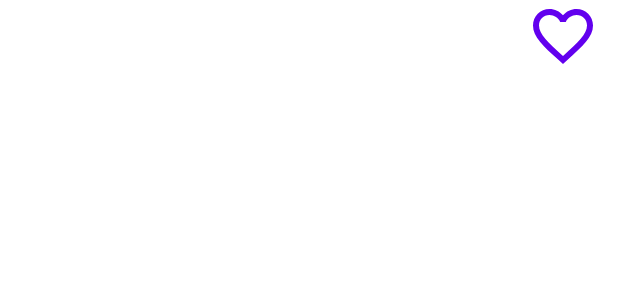
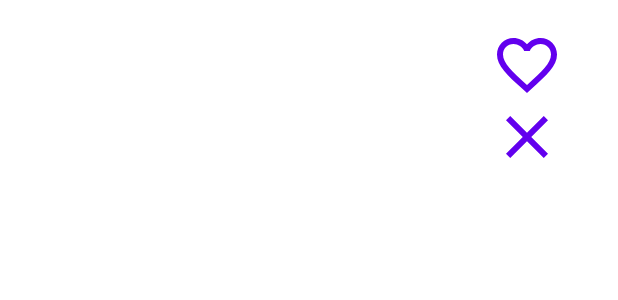
Before and after one commit to joanjerezt/TranslateOCR, an Android app: the layout fragment_history.xml on its own in the app's theme, with its tools: preview values and no code run, on a phone screen of 412 x 824 dp. Shown: the top 300 px of the screen. Run offline under Robolectric (Android 15) with nearby library versions, the phone set to English and light mode, and no system bars.

Commit message:
History Fragment FINAL

```diff
--- a/app/src/main/res/layout/fragment_history.xml
+++ b/app/src/main/res/layout/fragment_history.xml
@@ -1,46 +1,86 @@
 <?xml version="1.0" encoding="utf-8"?>
 <androidx.constraintlayout.widget.ConstraintLayout xmlns:android="http://schemas.android.com/apk/res/android"
-    xmlns:app="http://schemas.android.com/apk/res-auto"
     xmlns:tools="http://schemas.android.com/tools"
     android:layout_width="match_parent"
-    android:layout_height="match_parent"
+    android:layout_height="wrap_content"
     tools:context=".ui.history.HistoryFragment">
 
-    <TextView
-            android:id="@+id/original_text"
-            android:layout_width="50dp"
+
+    <LinearLayout
+        android:layout_width="match_parent"
+        android:layout_height="match_parent"
+        android:orientation="vertical">
+
+        <LinearLayout
+            android:layout_width="match_parent"
+            android:layout_height="match_parent"
+            android:orientation="horizontal">
+
+            <TextView
+                android:id="@+id/date_entry"
+                android:layout_width="match_parent"
+                android:layout_height="wrap_content"
+                android:textAlignment="gravity" />
+
+        </LinearLayout>
+
+        <LinearLayout
+            android:layout_width="match_parent"
             android:layout_height="wrap_content"
-            android:textAlignment="center"
-            app:layout_constraintTop_toTopOf="parent"
-            app:layout_constraintEnd_toStartOf="@+id/translated_text"
-            app:layout_constraintStart_toStartOf="parent" />
+            android:orientation="horizontal"
+            android:weightSum="1">
 
-    <TextView
-            android:id="@+id/translated_text"
-            android:layout_width="50dp"
+            <TextView
+                android:id="@+id/flag_orig"
+                android:layout_width="0dp"
+                android:layout_height="wrap_content"
+                android:layout_weight="0.15"/>
+
+            <TextView
+                android:id="@+id/original_text"
+                android:layout_width="0dp"
+                android:layout_height="wrap_content"
+                android:textAlignment="gravity"
+                android:layout_weight="0.75"/>
+
+            <Button
+                android:id="@+id/favourite"
+                android:layout_width="48dp"
+                android:layout_height="48dp"
+                android:background="@drawable/baseline_favorite_border_24"
+                android:contentDescription="@string/title_favorites" />
+
+
+
+        </LinearLayout>
+
+        <LinearLayout
+            android:layout_width="match_parent"
             android:layout_height="wrap_content"
-            android:textAlignment="center"
-            app:layout_constraintEnd_toStartOf="@+id/date_entry"
-            app:layout_constraintStart_toEndOf="@+id/original_text"
-            app:layout_constraintTop_toTopOf="parent" />
+            android:orientation="horizontal"
+            android:weightSum="1">
 
-    <TextView
-            android:id="@+id/date_entry"
-            android:layout_width="200dp"
-            android:layout_height="wrap_content"
-            android:textAlignment="center"
-            app:layout_constraintEnd_toStartOf="@+id/favourite"
-            app:layout_constraintStart_toEndOf="@+id/translated_text"
-            app:layout_constraintTop_toTopOf="parent" />
+            <TextView
+                android:id="@+id/flag_dest"
+                android:layout_width="0dp"
+                android:layout_height="wrap_content"
+                android:layout_weight="0.15"/>
 
-    <Button
-            android:id="@+id/favourite"
-            android:layout_width="48dp"
-            android:layout_height="48dp"
-            android:background="@drawable/baseline_favorite_border_24"
-            android:contentDescription="@string/title_favorites"
-            app:layout_constraintEnd_toEndOf="parent"
-            app:layout_constraintStart_toEndOf="@+id/date_entry"
-            app:layout_constraintTop_toTopOf="parent" />
+            <TextView
+                android:id="@+id/translated_text"
+                android:layout_height="wrap_content"
+                android:textAlignment="gravity"
+                android:layout_weight="0.75"
+                android:layout_width="0dp"/>
+
+            <Button
+                android:id="@+id/remove"
+                android:layout_width="48dp"
+                android:layout_height="48dp"
+                android:background="@drawable/baseline_close_24"
+                android:contentDescription="@string/title_remove" />
+        </LinearLayout>
+    </LinearLayout>
+
 
 </androidx.constraintlayout.widget.ConstraintLayout>
--- a/app/src/main/res/values/strings.xml
+++ b/app/src/main/res/values/strings.xml
@@ -54,4 +54,6 @@
     <string name="original_text">Original text</string>
     <string name="translated_text">Translated text</string>
     <string name="exchange">Exchange languages</string>
+    <string name="title_remove">Remove entry</string>
+    <string name="countries_flags">Countries flags</string>
 </resources>
```
Also changed, not shown: app/src/main/java/edu/uoc/jjerezt/translateocr/runtime/db/EntryRepository.kt (+8 -0 lines), app/src/main/java/edu/uoc/jjerezt/translateocr/runtime/db/EntryViewModel.kt (+9 -0 lines), app/src/main/java/edu/uoc/jjerezt/translateocr/runtime/dict/Language.kt (+95 -2 lines), app/src/main/java/edu/uoc/jjerezt/translateocr/ui/history/HistoryFragment.kt (+19 -9 lines), app/src/main/java/edu/uoc/jjerezt/translateocr/ui/history/MyHistoryRecyclerViewAdapter.kt (+86 -2 lines).
